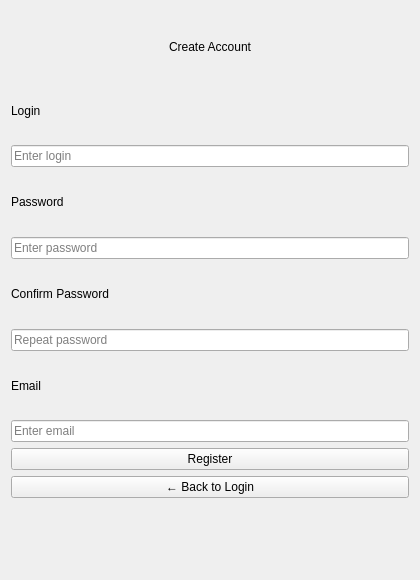
This is Client/regform.ui in Ivan-Ivanich-777/client-server-coursework as Qt 5 draws it before an edit. The edited form follows.
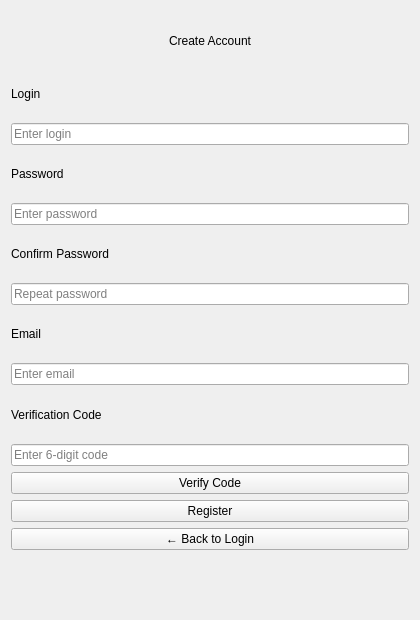
This is the edited form.

```diff
--- a/Client/regform.ui
+++ b/Client/regform.ui
@@ -2,7 +2,7 @@
 <ui version="4.0">
  <class>RegForm</class>
  <widget class="QWidget" name="RegForm">
-  <property name="geometry"><rect><x>0</x><y>0</y><width>420</width><height>580</height></rect></property>
+  <property name="geometry"><rect><x>0</x><y>0</y><width>420</width><height>620</height></rect></property>
   <layout class="QVBoxLayout" name="verticalLayout">
    <item><spacer name="topSpacer"><property name="orientation"><enum>Qt::Vertical</enum></property></spacer></item>
    <item><widget class="QLabel" name="labelTitle"><property name="text"><string>Create Account</string></property><property name="alignment"><set>Qt::AlignCenter</set></property></widget></item>
@@ -14,6 +14,11 @@
    <item><widget class="QLineEdit" name="lineEditPass2"><property name="echoMode"><enum>QLineEdit::Password</enum></property><property name="placeholderText"><string>Repeat password</string></property></widget></item>
    <item><widget class="QLabel" name="label_4"><property name="text"><string>Email</string></property></widget></item>
    <item><widget class="QLineEdit" name="lineEditEmail"><property name="placeholderText"><string>Enter email</string></property></widget></item>
+   <!-- Поле для кода (скрыто изначально) -->
+   <item><widget class="QLabel" name="labelCode"><property name="text"><string>Verification Code</string></property></widget></item>
+   <item><widget class="QLineEdit" name="lineEditCode"><property name="placeholderText"><string>Enter 6-digit code</string></property></widget></item>
+   <item><widget class="QPushButton" name="btnVerify"><property name="text"><string>Verify Code</string></property></widget></item>
+   <!-- Кнопка регистрации -->
    <item><widget class="QPushButton" name="btnRegister"><property name="text"><string>Register</string></property></widget></item>
    <item><widget class="QPushButton" name="btnBack"><property name="text"><string>← Back to Login</string></property></widget></item>
    <item><widget class="QLabel" name="labelStatus"><property name="text"><string></string></property></widget></item>
```
